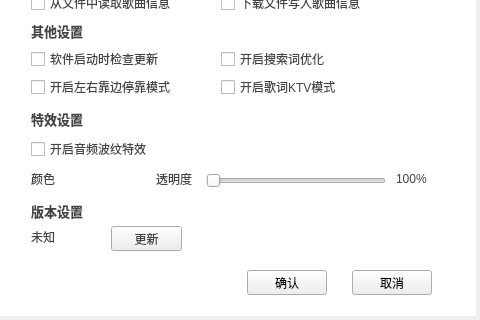
Qt form TTKModule/TTKWidget/musicUiKits/musicWidgetKits/musicsettingwidget.ui (Greedysky/TTKMusicPlayer) before a commit; both pictures show x 138 to 618 and y 150 to 470 of the 618 by 470 pixel window.
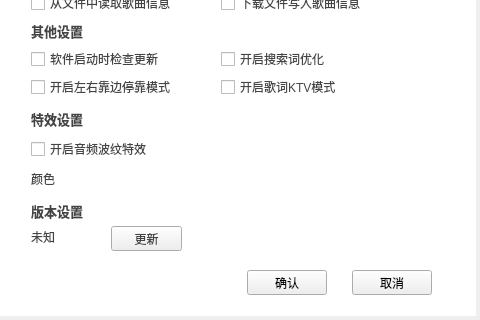
The same form after that commit. The open tabs and pages were chosen to show the change. Custom widgets are drawn as their Qt base class.

Diff of the .ui file:
```diff
--- a/TTKModule/TTKWidget/musicUiKits/musicWidgetKits/musicsettingwidget.ui
+++ b/TTKModule/TTKWidget/musicUiKits/musicWidgetKits/musicsettingwidget.ui
@@ -1215,48 +1215,6 @@
       <string>开启音频波纹特效</string>
      </property>
     </widget>
-    <widget class="MusicClickedSlider" name="ripplesSpectrumOpacitySlider">
-     <property name="geometry">
-      <rect>
-       <x>200</x>
-       <y>282</y>
-       <width>180</width>
-       <height>20</height>
-      </rect>
-     </property>
-     <property name="maximum">
-      <number>100</number>
-     </property>
-     <property name="orientation">
-      <enum>Qt::Horizontal</enum>
-     </property>
-    </widget>
-    <widget class="QLabel" name="ripplesSpectrumOpacityValueLabel">
-     <property name="geometry">
-      <rect>
-       <x>390</x>
-       <y>282</y>
-       <width>35</width>
-       <height>16</height>
-      </rect>
-     </property>
-     <property name="text">
-      <string>100%</string>
-     </property>
-    </widget>
-    <widget class="QLabel" name="ripplesSpectrumOpacityLabel">
-     <property name="geometry">
-      <rect>
-       <x>150</x>
-       <y>282</y>
-       <width>41</width>
-       <height>16</height>
-      </rect>
-     </property>
-     <property name="text">
-      <string>透明度</string>
-     </property>
-    </widget>
     <widget class="QLabel" name="ripplesSpectrumColorLabel">
      <property name="geometry">
       <rect>
```
